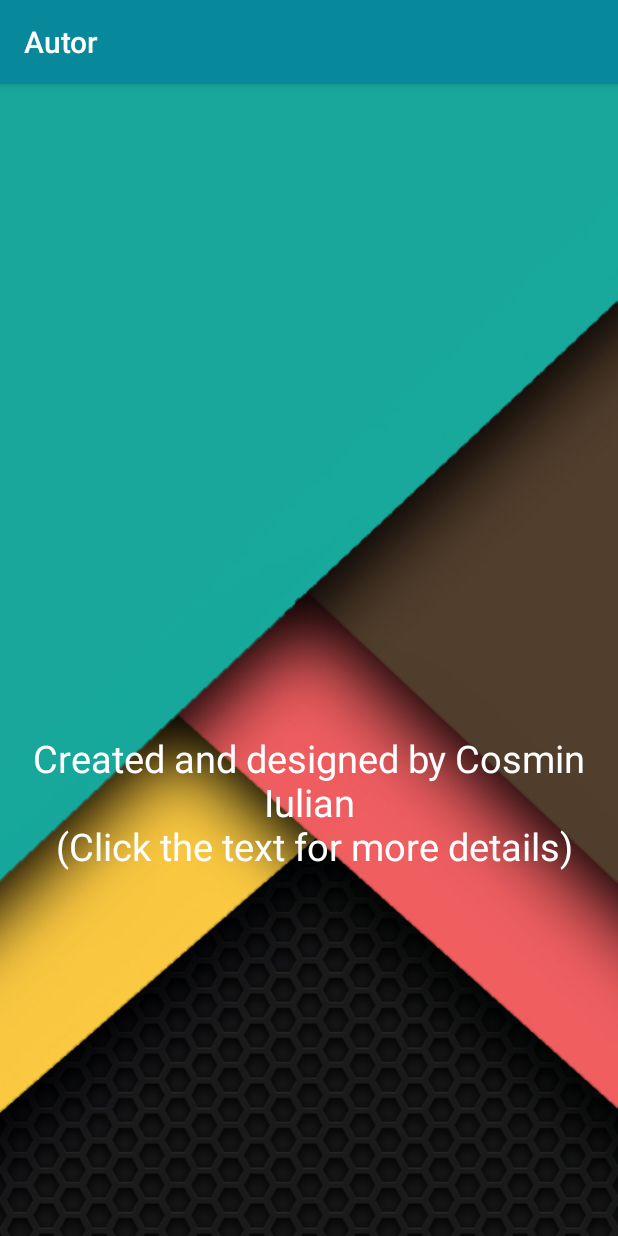
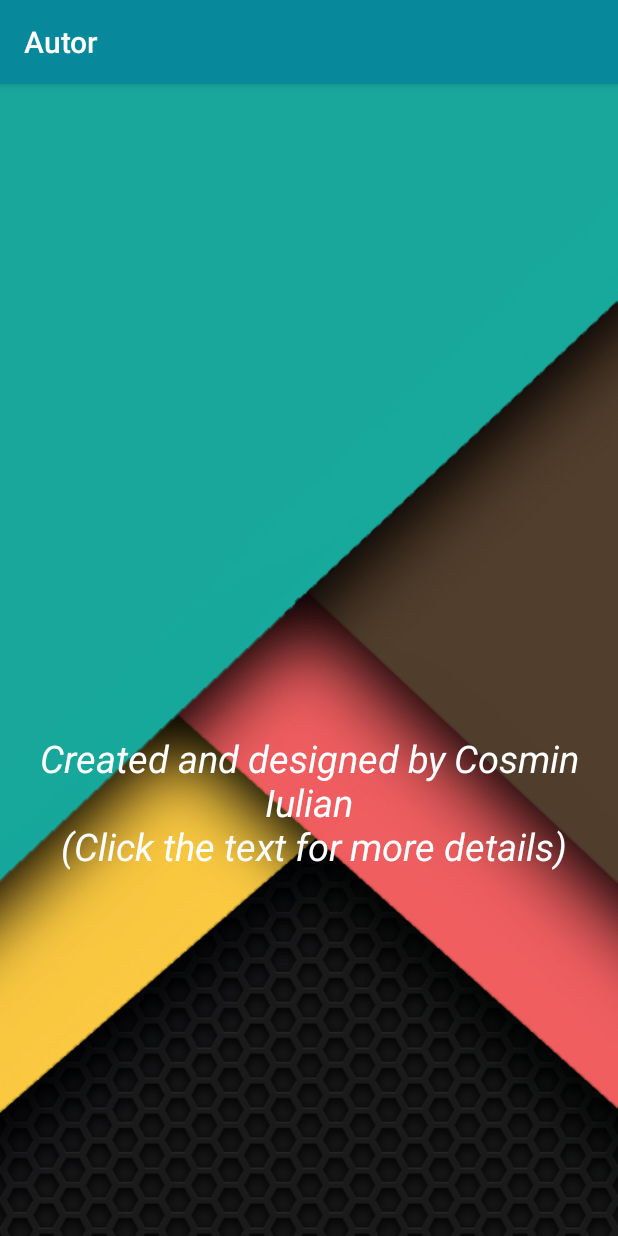
Before and after one commit to CosminIulian/Healthier, an Android app: the AuthorDetails screen opened directly, with no data from a screen before it, on a phone screen of 412 x 824 dp. Run offline under Robolectric (Android 15) with nearby library versions, the phone set to English and light mode, and no system bars.

Commit message:
Update activity_author_details.xml

```diff
--- a/app/src/main/res/layout/activity_author_details.xml
+++ b/app/src/main/res/layout/activity_author_details.xml
@@ -6,20 +6,20 @@
     android:layout_height="match_parent"
     tools:context=".AuthorDetails"
     android:gravity="center"
-    android:background="@drawable/author_background"
-    >
+    android:background="@drawable/author_background">
 
     <TextView
-        android:gravity="center"
         android:id="@+id/authorTv"
         android:layout_width="wrap_content"
         android:layout_height="wrap_content"
         android:layout_alignParentTop="true"
         android:layout_centerHorizontal="true"
         android:layout_marginTop="189dp"
+        android:gravity="center"
         android:text="@string/author"
         android:textColor="#ffffff"
         android:textSize="25sp"
+        android:textStyle="italic"
         app:fontFamily="sans-serif"
         tools:layout_editor_absoluteX="162dp"
         tools:layout_editor_absoluteY="245dp" />
```
